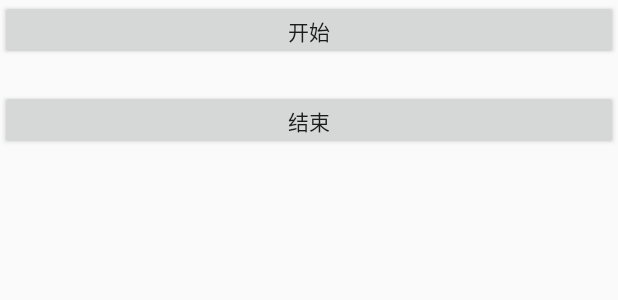
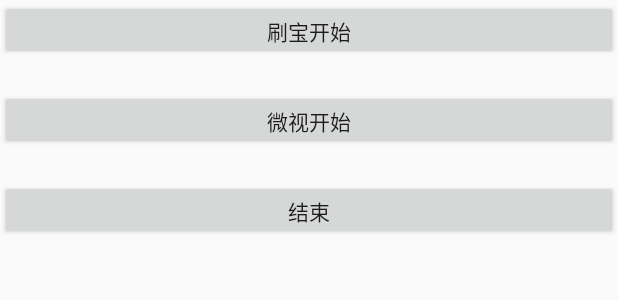
Before and after one commit to NiLuogege/Swip, an Android app: the layout activity_main.xml on its own in the app's theme, with its tools: preview values and no code run, on a phone screen of 412 x 824 dp. Shown: the top 300 px of the screen. Run offline under Robolectric (Android 15) with nearby library versions, the phone set to English and light mode, and no system bars.

Commit message:
增加刷宝和微视两种

```diff
--- a/swipe/app/src/main/res/layout/activity_main.xml
+++ b/swipe/app/src/main/res/layout/activity_main.xml
@@ -9,10 +9,17 @@
     tools:context=".MainActivity">
 
     <Button
-        android:id="@+id/btn_start"
+        android:id="@+id/btn_start_shuabao"
         android:layout_width="match_parent"
         android:layout_height="40dp"
-        android:text="开始" />
+        android:text="刷宝开始" />
+
+    <Button
+        android:id="@+id/btn_start_weishi"
+        android:layout_width="match_parent"
+        android:layout_height="40dp"
+        android:layout_marginTop="20dp"
+        android:text="微视开始" />
 
 
     <Button
```
Also changed, not shown: swipe/app/src/main/java/com/niluogege/swipe/MainActivity.java (+9 -2 lines), swipe/app/src/main/java/com/niluogege/swipe/SwipeService.java (+27 -8 lines).
